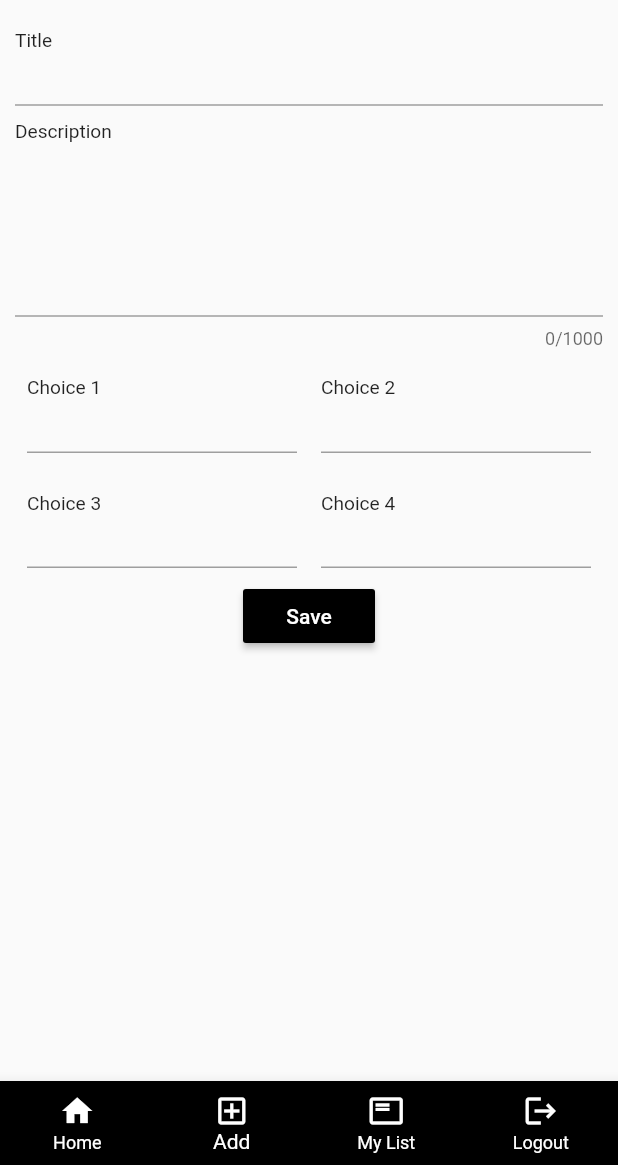
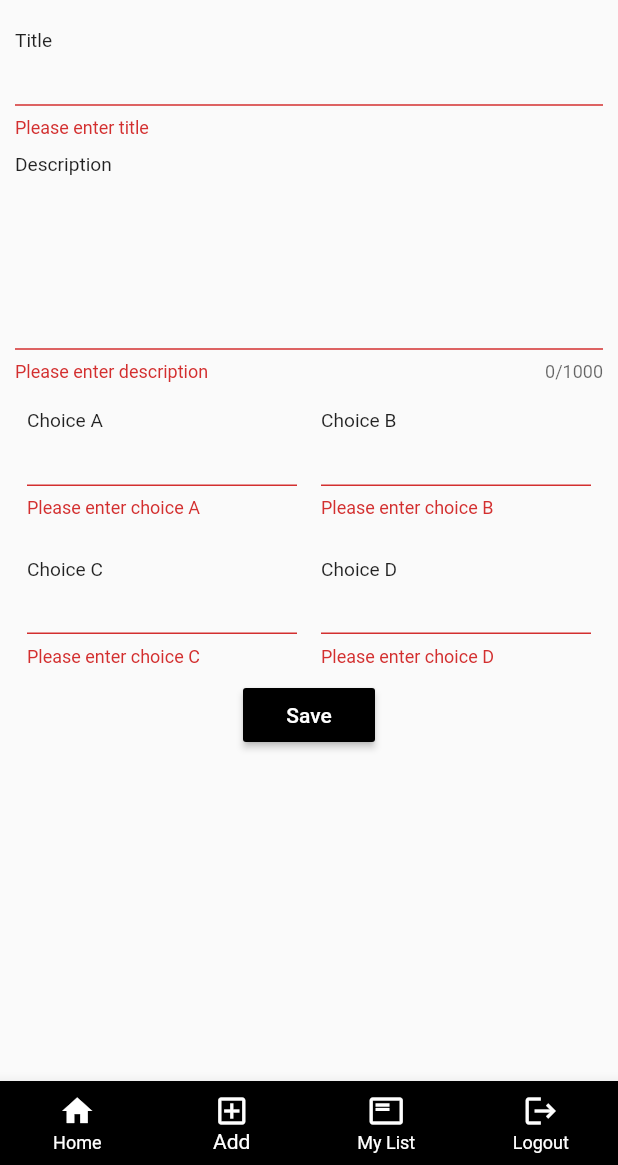
Before and after one commit to yanaphatsarantraivich/assignment, a Flutter app: the HomeView screen opened directly, item 2 of the bottom bar chosen, after a tap on "Save", on a phone screen of 412 x 824 dp, the part 71-1236 px from its top. Run offline on Flutter 3.47's test engine with Material 2 defaults, Android fonts, the phone set to English and light mode, and no system bars; our stand-ins replace cloud_firestore, firebase_auth, firebase_core; accounts and stored records are empty; network calls fail.

Commit message:
add  modify

```diff
--- a/lib/main.dart
+++ b/lib/main.dart
@@ -1,6 +1,9 @@
 import 'package:firebase_core/firebase_core.dart';
 import 'package:flutter/material.dart';
+import 'package:provider/provider.dart';
 import 'ui/authentication.dart';
+import 'ui/home_screen.dart';
+import 'ui/add_screen.dart';
 
 void main() async {
   WidgetsFlutterBinding.ensureInitialized();
@@ -13,7 +16,7 @@ class MyApp extends StatelessWidget {
   Widget build(BuildContext context) {
     return MaterialApp(
       title: 'Votely',
-      home: Authentication(),
+      home: HomeSceen(),
     );
   }
 }
--- a/lib/ui/add_screen.dart
+++ b/lib/ui/add_screen.dart
@@ -1,4 +1,7 @@
 import 'package:flutter/material.dart';
+import 'package:firebase_auth/firebase_auth.dart';
+import 'package:cloud_firestore/cloud_firestore.dart';
+import 'dart:async';
 
 class AddScreen extends StatefulWidget {
   @override
@@ -6,9 +9,24 @@ class AddScreen extends StatefulWidget {
 }
 
 class _AddScreenState extends State<AddScreen> {
+  final _formKey = GlobalKey<FormState>();
+
+  final TextEditingController _titleController = TextEditingController();
+  final TextEditingController _descriptionController = TextEditingController();
+  final TextEditingController _choiceAController = TextEditingController();
+  final TextEditingController _choiceBController = TextEditingController();
+  final TextEditingController _choiceCController = TextEditingController();
+  final TextEditingController _choiceDController = TextEditingController();
+
+  String _errorTitle,
+      _errorDescription,
+      _errorChoiceA,
+      _errorChoiceB,
+      _errorChoiceC,
+      _errorChoiceD;
+
   @override
   Widget build(BuildContext context) {
-    double width = MediaQuery.of(context).size.width;
     return Material(
         child: SafeArea(
       child: Column(children: <Widget>[
@@ -30,43 +48,55 @@ class _AddScreenState extends State<AddScreen> {
         Padding(
           padding: const EdgeInsets.all(10.0),
           child: Form(
+              key: _formKey,
               child: Column(children: [
                 TextFormField(
+                  controller: _titleController,
+                  onTap: () {
+                    setState(() => _errorTitle = null);
+                  },
+                  validator: (value) {
+                    if (value.isEmpty) {
+                      setState(() => _errorTitle = 'Please enter title');
+                    }
+                    return null;
+                  },
                   decoration: InputDecoration(
+                    errorText: _errorTitle,
                     floatingLabelBehavior: FloatingLabelBehavior.always,
                     labelText: 'Title',
                     labelStyle: TextStyle(
                       color: Colors.black87,
                       fontSize: 17,
                     ),
-                focusedBorder: UnderlineInputBorder(
-                  borderSide: BorderSide(color: Colors.black),
-                ),
-                enabledBorder: new UnderlineInputBorder(
-                    borderSide: BorderSide(color: Colors.grey, width: 1.0)),
                   ),
                   style: TextStyle(color: Colors.black, fontSize: 17),
-              //  controller: _titleController,
                 ),
                 TextFormField(
+                  controller: _descriptionController,
+                  onTap: () {
+                    setState(() => _errorDescription = null);
+                  },
+                  validator: (value) {
+                    if (value.isEmpty) {
+                      setState(
+                          () => _errorDescription = 'Please enter description');
+                    }
+                    return null;
+                  },
                   keyboardType: TextInputType.multiline,
                   maxLines: 5,
                   maxLength: 1000,
                   decoration: InputDecoration(
+                    errorText: _errorDescription,
                     floatingLabelBehavior: FloatingLabelBehavior.always,
                     labelText: 'Description',
                     labelStyle: TextStyle(
                       color: Colors.black87,
                       fontSize: 17,
                     ),
-                focusedBorder: UnderlineInputBorder(
-                  borderSide: BorderSide(color: Colors.black),
-                ),
-                enabledBorder: new UnderlineInputBorder(
-                    borderSide: BorderSide(color: Colors.grey, width: 1.0)),
                   ),
                   style: TextStyle(color: Colors.black, fontSize: 17),
-              //  controller: _titleController,
                 ),
                 Row(
                   children: <Widget>[
@@ -74,44 +104,54 @@ class _AddScreenState extends State<AddScreen> {
                         child: Padding(
                       padding: const EdgeInsets.all(8.0),
                       child: TextFormField(
+                        controller: _choiceAController,
+                        onTap: () {
+                          setState(() => _errorChoiceA = null);
+                        },
+                        validator: (value) {
+                          if (value.isEmpty) {
+                            setState(
+                                () => _errorChoiceA = 'Please enter choice A');
+                          }
+                          return null;
+                        },
                         decoration: InputDecoration(
+                          errorText: _errorChoiceA,
                           floatingLabelBehavior: FloatingLabelBehavior.always,
-                      labelText: 'Choice 1',
+                          labelText: 'Choice A',
                           labelStyle: TextStyle(
                             color: Colors.black87,
                             fontSize: 17,
                           ),
-                      focusedBorder: UnderlineInputBorder(
-                        borderSide: BorderSide(color: Colors.black),
-                      ),
-                      enabledBorder: new UnderlineInputBorder(
-                          borderSide:
-                              BorderSide(color: Colors.grey, width: 1.0)),
                         ),
                         style: TextStyle(color: Colors.black, fontSize: 17),
-                    //  controller: _titleController,
                       ),
                     )),
                     Expanded(
                         child: Padding(
                       padding: const EdgeInsets.all(8.0),
                       child: TextFormField(
+                        controller: _choiceBController,
+                        onTap: () {
+                          setState(() => _errorChoiceB = null);
+                        },
+                        validator: (value) {
+                          if (value.isEmpty) {
+                            setState(
+                                () => _errorChoiceB = 'Please enter choice B');
+                          }
+                          return null;
+                        },
                         decoration: InputDecoration(
+                          errorText: _errorChoiceB,
                           floatingLabelBehavior: FloatingLabelBehavior.always,
-                      labelText: 'Choice 2',
+                          labelText: 'Choice B',
                           labelStyle: TextStyle(
                             color: Colors.black87,
                             fontSize: 17,
                           ),
-                      focusedBorder: UnderlineInputBorder(
-                        borderSide: BorderSide(color: Colors.black),
-                      ),
-                      enabledBorder: new UnderlineInputBorder(
-                          borderSide:
-                              BorderSide(color: Colors.grey, width: 1.0)),
                         ),
                         style: TextStyle(color: Colors.black, fontSize: 17),
-                    //  controller: _titleController,
                       ),
                     )),
                   ],
@@ -122,51 +162,78 @@ class _AddScreenState extends State<AddScreen> {
                         child: Padding(
                       padding: const EdgeInsets.all(8.0),
                       child: TextFormField(
+                        controller: _choiceCController,
+                        onTap: () {
+                          setState(() => _errorChoiceC = null);
+                        },
+                        validator: (value) {
+                          if (value.isEmpty) {
+                            setState(
+                                () => _errorChoiceC = 'Please enter choice C');
+                          }
+                          return null;
+                        },
                         decoration: InputDecoration(
+                          errorText: _errorChoiceC,
                           floatingLabelBehavior: FloatingLabelBehavior.always,
-                      labelText: 'Choice 3',
+                          labelText: 'Choice C',
                           labelStyle: TextStyle(
                             color: Colors.black87,
                             fontSize: 17,
                           ),
-                      focusedBorder: UnderlineInputBorder(
-                        borderSide: BorderSide(color: Colors.black),
-                      ),
-                      enabledBorder: new UnderlineInputBorder(
-                          borderSide:
-                              BorderSide(color: Colors.grey, width: 1.0)),
                         ),
                         style: TextStyle(color: Colors.black, fontSize: 17),
-                    //  controller: _titleController,
                       ),
                     )),
                     Expanded(
                         child: Padding(
                       padding: const EdgeInsets.all(8.0),
                       child: TextFormField(
+                        controller: _choiceDController,
+                        onTap: () {
+                          setState(() => _errorChoiceD = null);
+                        },
+                        validator: (value) {
+                          if (value.isEmpty) {
+                            setState(
+                                () => _errorChoiceD = 'Please enter choice D');
+                          }
+                          return null;
+                        },
                         decoration: InputDecoration(
+                          errorText: _errorChoiceD,
                           floatingLabelBehavior: FloatingLabelBehavior.always,
-                      labelText: 'Choice 4',
+                          labelText: 'Choice D',
                           labelStyle: TextStyle(
                             color: Colors.black87,
                             fontSize: 17,
                           ),
-                      focusedBorder: UnderlineInputBorder(
-                        borderSide: BorderSide(color: Colors.black),
-                      ),
-                      enabledBorder: new UnderlineInputBorder(
-                          borderSide:
-                              BorderSide(color: Colors.grey, width: 1.0)),
                         ),
                         style: TextStyle(color: Colors.black, fontSize: 17),
-                    //  controller: _titleController,
                       ),
                     )),
                   ],
                 ),
-            RaisedButton(
+                MaterialButton(
                   color: Colors.black,
-              onPressed: () {},
+                  onPressed: () async {
+                    if (_formKey.currentState.validate()) {
+                      String status = await addVote(
+                          _titleController.text,
+                          _descriptionController.text,
+                          _choiceAController.text,
+                          _choiceBController.text,
+                          _choiceCController.text,
+                          _choiceDController.text);
+                      if (status == 'success') {
+                        print('true');
+                      } else {
+                        print('false');
+                      }
+                    } else {
+                      return;
+                    }
+                  },
                   child: Text(
                     'Save',
                     style: TextStyle(
@@ -180,3 +247,21 @@ class _AddScreenState extends State<AddScreen> {
     ));
   }
 }
+
+Future addVote(String title, String description, String choice_a,
+    String choice_b, String choice_c, String choice_d) async {
+  try {
+    FirebaseFirestore.instance.collection('list').add({
+      'title': title,
+      'description': description,
+      'choice_a': choice_a,
+      'choice_b': choice_b,
+      'choice_c': choice_c,
+      'choice_d': choice_d,
+      'userId': FirebaseAuth.instance.currentUser.uid,
+    });
+    return 'success';
+  } catch (e) {
+    return false;
+  }
+}
--- a/lib/ui/home.dart
+++ b/lib/ui/home.dart
@@ -1,5 +1,6 @@
 import 'package:firebase_auth/firebase_auth.dart';
 import 'package:flutter/material.dart';
+// import 'authentication.dart';
 import 'home_screen.dart';
 import 'add_screen.dart';
 import 'mylist_screen.dart';
--- a/lib/ui/home_screen.dart
+++ b/lib/ui/home_screen.dart
@@ -1,4 +1,6 @@
 import 'package:flutter/material.dart';
+import 'package:cloud_firestore/cloud_firestore.dart';
+import 'vote_screen.dart';
 
 class HomeSceen extends StatefulWidget {
   HomeSceen({Key key}) : super(key: key);
@@ -10,6 +12,9 @@ class HomeSceen extends StatefulWidget {
 class _HomeSceen extends State<HomeSceen> {
   @override
   Widget build(BuildContext context) {
+    CollectionReference _voteList =
+        FirebaseFirestore.instance.collection('list');
+
     return Material(
         child: SafeArea(
       child: Column(children: <Widget>[
@@ -29,29 +34,50 @@ class _HomeSceen extends State<HomeSceen> {
           ),
         ),
         Expanded(
-          child: ListView.builder(
-            itemCount: 100,
-            itemBuilder: (context, index) {
-              return Card(
+          child: StreamBuilder<QuerySnapshot>(
+            stream: _voteList.snapshots(),
+            builder:
+                (BuildContext context, AsyncSnapshot<QuerySnapshot> snapshot) {
+              if (snapshot.hasError) {
+                return Text('Something went wrong');
+              }
+
+              if (snapshot.connectionState == ConnectionState.waiting) {
+                return Text("Loading");
+              }
+              return new ListView(
+                children: snapshot.data.docs.map((DocumentSnapshot document) {
+                  return new GestureDetector(
+                    child: new Card(
                       child: Padding(
                         padding: const EdgeInsets.all(16.0),
                         child: Column(
                           children: <Widget>[
                             Text(
-                        "Test ${index + 1}",
+                              document['title'],
                               style: TextStyle(
                                   fontSize: 16, fontWeight: FontWeight.bold),
                             ),
                             SizedBox(height: 10),
-                      Text(
-                          "Lorem Ipsum is simply dummy text of the printing and typesetting industry. Lorem Ipsum has been the industry's standard dummy text ever since the 1500s, when an unknown printer took a galley of type and scrambled it to make a type specimen book")
+                            Text(document['description'])
                           ],
                         ),
                       ),
+                    ),
+                    onTap: () {
+                      Navigator.push(
+                        context,
+                        MaterialPageRoute(
+                          builder: (context) => VoteScreen(idKey: document.id),
+                        ),
+                      );
+                    },
+                  );
+                }).toList(),
               );
             },
           ),
-        )
+        ),
       ]),
     ));
   }
--- a/pubspec.yaml
+++ b/pubspec.yaml
@@ -36,8 +36,7 @@ dev_dependencies:
   firebase_core: "^0.7.0"
   firebase_auth: "^0.20.1"
   cloud_firestore: "^0.16.0+1"
-  nextflow_thai_personal_id: ^1.0.2
-  dart_mssql: ^1.0.1
+  provider: ^4.1.1
 
 # For information on the generic Dart part of this file, see the
 # following page: https://dart.dev/tools/pub/pubspec
```
Also changed, not shown: lib/ui/register_screen.dart (+1 -10 lines), lib/ui/vote_choice.dart (added, +83 -0 lines), lib/ui/vote_screen.dart (added, +255 -0 lines), lib/ui/vote_state.dart (added, +27 -0 lines), pubspec.lock, 2 other files. Lines whose indentation alone changed are shown as unchanged.
